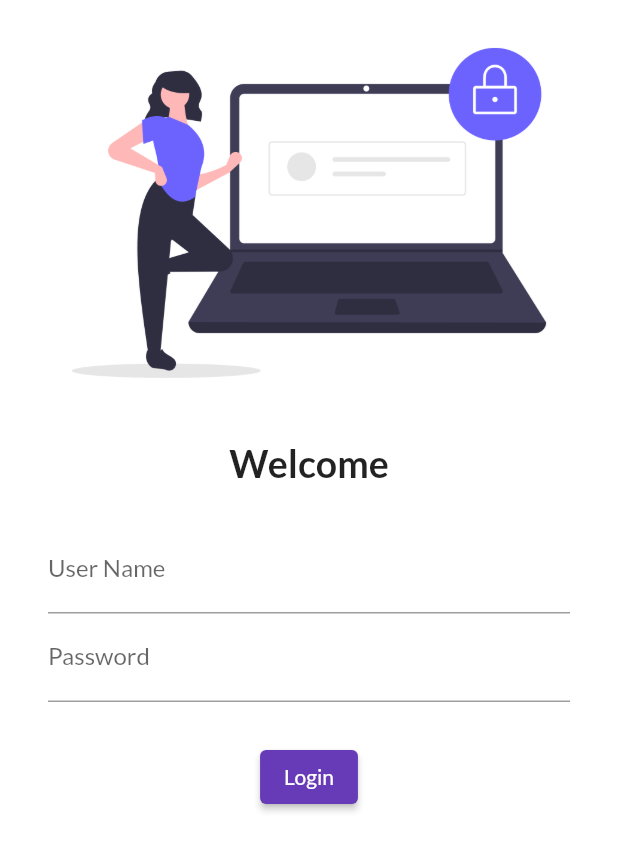
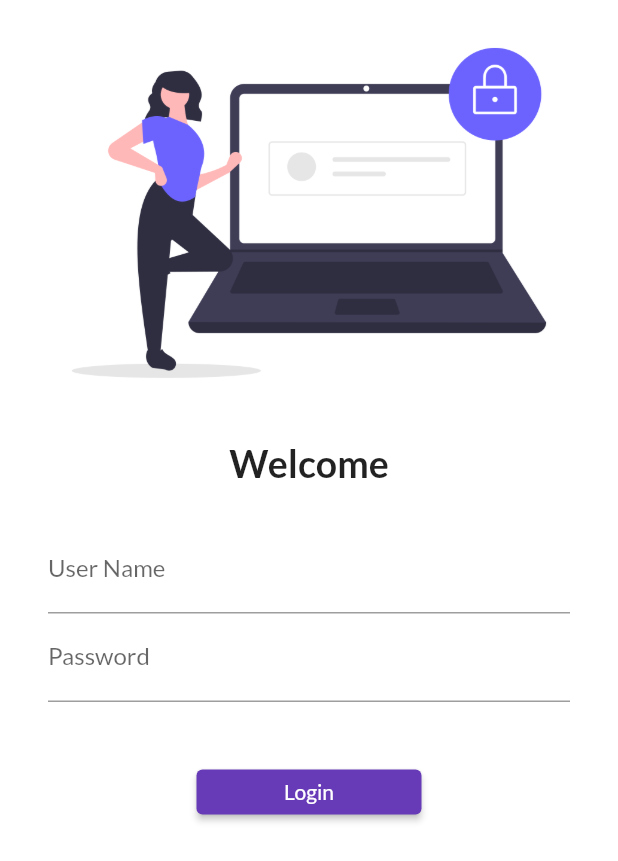
Before and after one commit to seen2/first_flutter, a Flutter app: the screen it shows after launch, on a phone screen of 412 x 824 dp. Shown: the top 861 px of the screen. Run offline on Flutter 3.47's test engine with Material 2 defaults, Android fonts, the phone set to English and light mode, and no system bars; our stand-ins replace google_fonts.

Commit message:
Day-4 completed Navigation And Text Inputs

```diff
--- a/lib/main.dart
+++ b/lib/main.dart
@@ -3,6 +3,7 @@ import 'package:google_fonts/google_fonts.dart';
 
 import 'package:hello_world/screens/HomeScreen.dart';
 import 'package:hello_world/screens/LoginScreen.dart';
+import 'package:hello_world/utils/myRoutes.dart';
 
 main(List<String> args) {
   runApp(MyApp());
@@ -24,8 +25,8 @@ class MyApp extends StatelessWidget {
       initialRoute: "/",
       routes: {
         "/": (context) => LoginScreen(),
-        "/home": (context) => HomeScreen(),
-        "/login": (context) => LoginScreen(),
+        MyRoutes.homeRoute: (context) => HomeScreen(),
+        MyRoutes.loginRoute: (context) => LoginScreen(),
       },
     );
   }
--- a/lib/screens/LoginScreen.dart
+++ b/lib/screens/LoginScreen.dart
@@ -1,4 +1,6 @@
 import 'package:flutter/material.dart';
+
+import 'package:hello_world/utils/myRoutes.dart';
 
 class LoginScreen extends StatelessWidget {
   const LoginScreen({Key? key}) : super(key: key);
@@ -7,6 +9,7 @@ class LoginScreen extends StatelessWidget {
   Widget build(BuildContext context) {
     return Material(
         color: Colors.white,
+        child: SingleChildScrollView(
           child: Column(children: [
             Image.asset(
               "assets/images/login_image.png",
@@ -37,9 +40,18 @@ class LoginScreen extends StatelessWidget {
               ),
             ),
             SizedBox(
+              height: 20,
+            ),
+            ElevatedButton(
+              onPressed: () =>
+                  {Navigator.pushNamed(context, MyRoutes.homeRoute)},
+              child: Text("Login"),
+              style: TextButton.styleFrom(minimumSize: Size(150, 30)),
+            ),
+            SizedBox(
               height: 10,
             ),
-          ElevatedButton(onPressed: () => {print("Hi!")}, child: Text("Login"))
-        ]));
+          ]),
+        ));
   }
 }
--- /dev/null
+++ b/lib/utils/myRoutes.dart
@@ -0,0 +1,4 @@
+class MyRoutes {
+  static String loginRoute = "/login";
+  static String homeRoute = "/home";
+}
```
Lines whose indentation alone changed are shown as unchanged.
